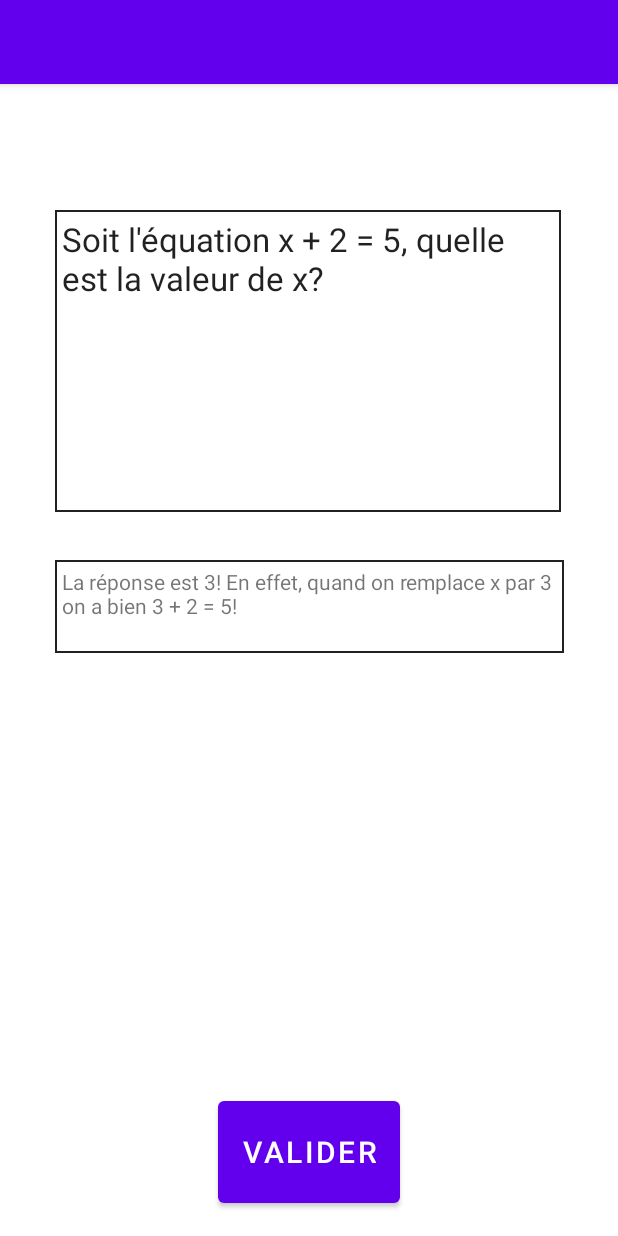
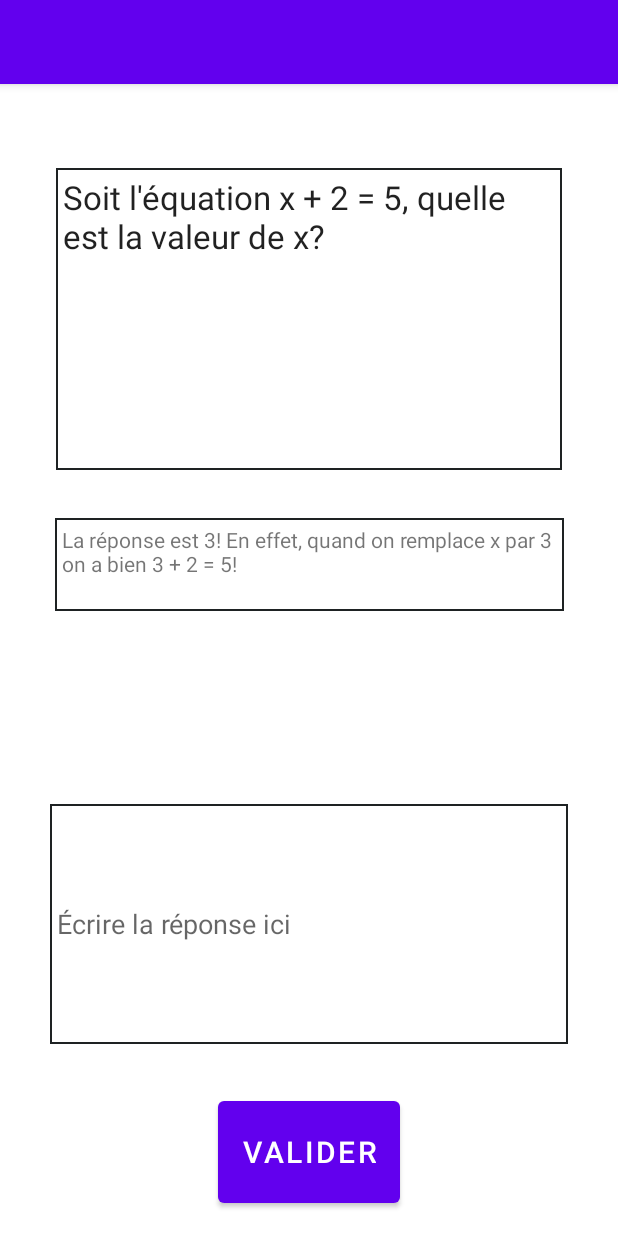
Before and after one commit to TheBoje/Gymaths, an Android app: the screen it shows after launch (Activity_exercices), on a phone screen of 412 x 824 dp. Run offline under Robolectric (Android 15) with nearby library versions, the phone set to English and light mode, and no system bars.

Commit message:
On a maintenant une zone de saisie pour l'activité exercices

```diff
--- a/gymaths/app/src/main/res/layout/exercices_fragment5.xml
+++ b/gymaths/app/src/main/res/layout/exercices_fragment5.xml
@@ -12,14 +12,15 @@
         android:layout_height="201dp"
         android:layout_marginStart="128dp"
         android:layout_marginLeft="128dp"
-        android:layout_marginTop="140dp"
+        android:layout_marginTop="112dp"
         android:layout_marginEnd="128dp"
         android:layout_marginRight="128dp"
         android:background="@drawable/back"
         android:text="@string/exemple_eq"
         android:textAppearance="@style/TextAppearance.AppCompat.Large"
+        app:layout_constraintBottom_toTopOf="@+id/solutionView"
         app:layout_constraintEnd_toEndOf="parent"
-        app:layout_constraintHorizontal_bias="0.505"
+        app:layout_constraintHorizontal_bias="0.5"
         app:layout_constraintStart_toStartOf="parent"
         app:layout_constraintTop_toTopOf="parent" />
 
@@ -46,4 +47,31 @@
         app:layout_constraintStart_toStartOf="parent"
         app:layout_constraintTop_toBottomOf="@+id/problemView" />
 
+    <com.google.android.material.textfield.TextInputLayout
+        android:layout_width="match_parent"
+        android:layout_height="wrap_content"
+        android:layout_marginTop="60dp"
+        app:layout_constraintEnd_toEndOf="parent"
+        app:layout_constraintHorizontal_bias="0.0"
+        app:layout_constraintStart_toStartOf="parent"
+        app:layout_constraintTop_toBottomOf="@+id/solutionView">
+
+    </com.google.android.material.textfield.TextInputLayout>
+
+    <com.google.android.material.textfield.TextInputEditText
+        android:id="@+id/textInputEditText"
+        android:layout_width="345dp"
+        android:layout_height="160dp"
+        android:layout_marginStart="33dp"
+        android:layout_marginLeft="33dp"
+        android:layout_marginEnd="33dp"
+        android:layout_marginRight="33dp"
+        android:layout_marginBottom="32dp"
+        android:background="@drawable/back"
+        android:hint="@string/exercices_hint"
+        app:layout_constraintBottom_toTopOf="@+id/btnValidate"
+        app:layout_constraintEnd_toEndOf="parent"
+        app:layout_constraintHorizontal_bias="0.0"
+        app:layout_constraintStart_toStartOf="parent" />
+
 </androidx.constraintlayout.widget.ConstraintLayout>
--- a/gymaths/app/src/main/res/values/strings.xml
+++ b/gymaths/app/src/main/res/values/strings.xml
@@ -30,4 +30,5 @@
     <string name="i_m_fragment_7">I\'m Fragment 7!</string>
     <string name="exemple_eq">Soit l\'équation x + 2 = 5, quelle est la valeur de x?</string>
     <string name="exemple_reponse">La réponse est 3! En effet, quand on remplace x par 3 on a bien 3 + 2 = 5!</string>
+    <string name="exercices_hint">Écrire la réponse ici</string>
 </resources>
```
